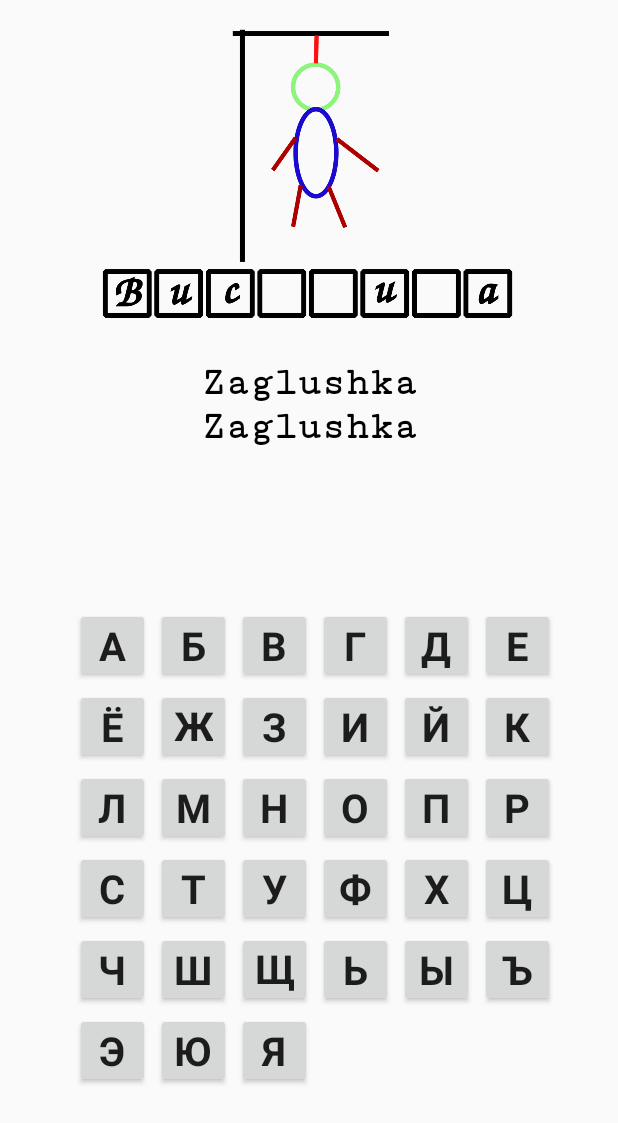
After one commit to Meownjik/Hangdroid, an Android app: the fragment LettersRuFragment placed in its activity, on a phone screen of 412 x 824 dp. The commit adds this screen. Shown: the top 1123 px of the screen. Run offline under Robolectric (Android 15) with nearby library versions, the phone set to English and light mode, and no system bars; 2 statements that could not run were skipped.

Commit message:
Russian game done

```diff
--- a/app/build.gradle
+++ b/app/build.gradle
@@ -27,7 +27,7 @@ dependencies {
     implementation 'androidx.appcompat:appcompat:1.2.0'
     implementation 'androidx.constraintlayout:constraintlayout:2.0.3'
     implementation 'androidx.legacy:legacy-support-v4:1.0.0'
-    implementation 'com.google.android:flexbox:2.0.1' //flexible layout https://github.com/google/flexbox-layout
+    //implementation 'com.google.android:flexbox:2.0.1' //flexible layout https://github.com/google/flexbox-layout
     testImplementation 'junit:junit:4.12'
     androidTestImplementation 'androidx.test.ext:junit:1.1.2'
     androidTestImplementation 'androidx.test.espresso:espresso-core:3.3.0'
--- a/app/src/main/java/com/wikia/meownjik/shibenitsa/GameActivity.java
+++ b/app/src/main/java/com/wikia/meownjik/shibenitsa/GameActivity.java
@@ -1,15 +1,76 @@
 package com.wikia.meownjik.shibenitsa;
 
 import androidx.appcompat.app.AppCompatActivity;
+import androidx.fragment.app.FragmentTransaction;
 
 import android.os.Bundle;
+import android.widget.FrameLayout;
+import android.widget.ImageView;
+import android.widget.TextView;
+import android.widget.Toast;
+
+import com.wikia.meownjik.shibenitsa.businesslogic.Game;
+import com.wikia.meownjik.shibenitsa.businesslogic.Languages;
 
 public class GameActivity extends AppCompatActivity {
-    LettersEnFragment enFragment;
+    public static final String TAG = "shibenitsaLogs";
+    private LettersRuFragment ruFragment;
+    private ImageView picture;
+    private FragmentTransaction fTrans;
+    private FrameLayout frameLayout;
+
+    private TextView wordView;
+
+    Languages lang;
+    Game game;
 
     @Override
     protected void onCreate(Bundle savedInstanceState) {
         super.onCreate(savedInstanceState);
         setContentView(R.layout.activity_game);
+        initComponents();
+    }
+
+    private void initComponents() {
+        ruFragment = new LettersRuFragment();
+        picture = (ImageView) findViewById(R.id.picture);
+        frameLayout = (FrameLayout) findViewById(R.id.frgmContainer);
+
+        Bundle passedData = getIntent().getExtras();
+        lang = Languages.getByName(passedData.getString("lang", "English"));
+
+        fTrans = getSupportFragmentManager().beginTransaction();
+        //fTrans.remove(frag2);
+        switch (lang) {
+            case RUSSIAN:
+                fTrans.add(R.id.frgmContainer, ruFragment);
+                break;
+            case ENGLISH:
+                break;
+            case UKRAINIAN:
+                break;
+            default:
+                break;
+        }
+        fTrans.commit();
+
+        wordView = (TextView) findViewById(R.id.textViewWord);
+        game = new Game(lang, passedData.getString("word"));
+        wordView.setText(game.getHiddenWord());
+    }
+
+    public void tryLetter(String letter) {
+        game.tryLetter(letter);
+        wordView.setText(game.getHiddenWord());
+        if(game.isVictory()) {
+            Toast.makeText(GameActivity.this,
+                    "Victory!!!",
+                    Toast.LENGTH_LONG).show();
+        }
+        else if (game.isVictory()) {
+            Toast.makeText(GameActivity.this,
+                    "Game over...",
+                    Toast.LENGTH_LONG).show();
+        }
     }
 }
--- /dev/null
+++ b/app/src/main/java/com/wikia/meownjik/shibenitsa/LettersRuFragment.java
@@ -0,0 +1,212 @@
+package com.wikia.meownjik.shibenitsa;
+
+import android.content.Context;
+import android.os.Bundle;
+
+import androidx.fragment.app.Fragment;
+
+import android.util.Log;
+import android.view.LayoutInflater;
+import android.view.View;
+import android.view.ViewGroup;
+import android.widget.Button;
+
+public class LettersRuFragment extends Fragment implements View.OnClickListener {
+    Button buttonA;
+    Button buttonB;
+    Button buttonV;
+    Button buttonG;
+    Button buttonD;
+    Button buttonYe;
+    Button buttonYo;
+    Button buttonZh;
+    Button buttonZ;
+    Button buttonI;
+    Button buttonJ;
+    Button buttonK;
+    Button buttonL;
+    Button buttonM;
+    Button buttonN;
+    Button buttonO;
+    Button buttonP;
+    Button buttonR;
+    Button buttonS;
+    Button buttonT;
+    Button buttonU;
+    Button buttonF;
+    Button buttonH;
+    Button buttonTs;
+    Button buttonCh;
+    Button buttonSh;
+    Button buttonShch;
+    Button buttonSoftSign;
+    Button buttonY;
+    Button buttonHardSign;
+    Button buttonE;
+    Button buttonYu;
+    Button buttonYa;
+
+    GameActivity gameActivity;
+
+    public LettersRuFragment() {
+        // Required empty public constructor
+    }
+
+
+    @Override
+    public void onAttach(Context activity) {
+        //public void onAttach(Activity activity) {
+        super.onAttach(activity);
+        Log.d(GameActivity.TAG, "LettersRuFragment onAttach()");
+    }
+
+    public void onCreate(Bundle savedInstanceState) {
+        super.onCreate(savedInstanceState);
+        Log.d(GameActivity.TAG, "LettersRuFragment onCreate()");
+    }
+
+    @Override
+    public View onCreateView(LayoutInflater inflater, ViewGroup container,
+                             Bundle savedInstanceState) {
+        gameActivity = (GameActivity) getActivity();
+
+        Log.d(GameActivity.TAG, "LettersRuFragment onCreateView()");
+
+        View view = inflater.inflate(R.layout.fragment_letters_ru, container, false);
+        buttonA = view.findViewById(R.id.buttonA);
+        buttonB = view.findViewById(R.id.buttonB);
+        buttonV = view.findViewById(R.id.buttonV);
+        buttonG = view.findViewById(R.id.buttonG);
+        buttonD = view.findViewById(R.id.buttonD);
+        buttonYe = view.findViewById(R.id.buttonYe);
+        buttonYo = view.findViewById(R.id.buttonYo);
+        buttonZh =view.findViewById(R.id.buttonZh);
+        buttonZ = view.findViewById(R.id.buttonZ);
+        buttonI = view.findViewById(R.id.buttonI);
+        buttonJ = view.findViewById(R.id.buttonJ);
+        buttonK = view.findViewById(R.id.buttonK);
+        buttonL = view.findViewById(R.id.buttonL);
+        buttonM = view.findViewById(R.id.buttonM);
+        buttonN = view.findViewById(R.id.buttonN);
+        buttonO = view.findViewById(R.id.buttonO);
+        buttonP = view.findViewById(R.id.buttonP);
+        buttonR = view.findViewById(R.id.buttonR);
+        buttonS = view.findViewById(R.id.buttonS);
+        buttonT = view.findViewById(R.id.buttonT);
+        buttonU = view.findViewById(R.id.buttonU);
+        buttonF = view.findViewById(R.id.buttonF);
+        buttonH = view.findViewById(R.id.buttonH);
+        buttonTs = view.findViewById(R.id.buttonTs);
+        buttonCh = view.findViewById(R.id.buttonCh);
+        buttonSh = view.findViewById(R.id.buttonSh);
+        buttonShch = view.findViewById(R.id.buttonShch);
+        buttonSoftSign = view.findViewById(R.id.buttonSoftSign);
+        buttonY = view.findViewById(R.id.buttonY);
+        buttonHardSign = view.findViewById(R.id.buttonHardSign);
+        buttonE = view.findViewById(R.id.buttonE);
+        buttonYu = view.findViewById(R.id.buttonYu);
+        buttonYa = view.findViewById(R.id.buttonYa);
+
+        buttonA.setOnClickListener(this);
+        buttonB.setOnClickListener(this);
+        buttonV.setOnClickListener(this);
+        buttonG.setOnClickListener(this);
+        buttonD.setOnClickListener(this);
+        buttonYe.setOnClickListener(this);
+        buttonYo.setOnClickListener(this);
+        buttonZh.setOnClickListener(this);
+        buttonZ.setOnClickListener(this);
+        buttonI.setOnClickListener(this);
+        buttonJ.setOnClickListener(this);
+        buttonK.setOnClickListener(this);
+        buttonL.setOnClickListener(this);
+        buttonM.setOnClickListener(this);
+        buttonN.setOnClickListener(this);
+        buttonO.setOnClickListener(this);
+        buttonP.setOnClickListener(this);
+        buttonR.setOnClickListener(this);
+        buttonS.setOnClickListener(this);
+        buttonT.setOnClickListener(this);
+        buttonU.setOnClickListener(this);
+        buttonF.setOnClickListener(this);
+        buttonH.setOnClickListener(this);
+        buttonTs.setOnClickListener(this);
+        buttonCh.setOnClickListener(this);
+        buttonSh.setOnClickListener(this);
+        buttonShch.setOnClickListener(this);
+        buttonSoftSign.setOnClickListener(this);
+        buttonY.setOnClickListener(this);
+        buttonHardSign.setOnClickListener(this);
+        buttonE.setOnClickListener(this);
+        buttonYu.setOnClickListener(this);
+        buttonYa.setOnClickListener(this);
+
+        // Inflate the layout for this fragment
+        return view;
+    }
+
+    @Override
+    public void onActivityCreated(Bundle savedInstanceState) {
+        super.onActivityCreated(savedInstanceState);
+        Log.d(GameActivity.TAG, "LettersRuFragment onActivityCreated()");
+    }
+
+    @Override
+    public void onStart() {
+        super.onStart();
+        Log.d(GameActivity.TAG, "LettersRuFragment onStart()");
+    }
+
+    @Override
+    public void onResume() {
+        super.onResume();
+        Log.d(GameActivity.TAG, "LettersRuFragment onResume()");
+    }
+
+    @Override
+    public void onPause() {
+        super.onPause();
+        Log.d(GameActivity.TAG, "LettersRuFragment onPause()");
+    }
+
+    @Override
+    public void onStop() {
+        super.onStop();
+        Log.d(GameActivity.TAG, "LettersRuFragment onStop()");
+    }
+
+    @Override
+    public void onDestroyView() {
+        super.onDestroyView();
+        Log.d(GameActivity.TAG, "LettersRuFragment onDestroyView()");
+    }
+
+    @Override
+    public void onDestroy() {
+        super.onDestroy();
+        Log.d(GameActivity.TAG, "LettersRuFragment onDestroy()");
+    }
+
+    @Override
+    public void onDetach() {
+        super.onDetach();
+        Log.d(GameActivity.TAG, "LettersRuFragment onDetach()");
+    }
+
+
+
+    private void initListeners() {
+        Button b = (Button) getView().findViewById(R.id.buttonA);
+        b.setOnClickListener(this);
+    }
+
+    @Override
+    public void onClick(View view) {
+        int id = view.getId();
+        Button button = (Button) view.findViewById(id);
+        String letter = button.getText().toString();
+        Log.d(GameActivity.TAG, "id = "+ id + ", letter = " + letter);
+        button.setEnabled(false);
+        gameActivity.tryLetter(letter);
+    }
+}
--- a/app/src/main/res/layout/activity_game.xml
+++ b/app/src/main/res/layout/activity_game.xml
@@ -8,7 +8,7 @@
     <ImageView
         android:id="@+id/picture"
         android:layout_width="0dp"
-        android:layout_height="251dp"
+        android:layout_height="200dp"
         android:layout_marginStart="16dp"
         android:layout_marginLeft="16dp"
         android:layout_marginTop="16dp"
@@ -42,14 +42,24 @@
         app:layout_constraintTop_toBottomOf="@+id/picture"
         android:text="Zaglushka Zaglushka" />
 
-    <fragment
-        android:id="@+id/fragmentLetters"
-        android:name="com.wikia.meownjik.shibenitsa.LettersEnFragment"
+<!--    <fragment-->
+<!--        android:id="@+id/fragmentLetters"-->
+<!--        android:name="com.wikia.meownjik.shibenitsa.LettersRuFragment"-->
+<!--        android:layout_width="0dp"-->
+<!--        android:layout_height="0dp"-->
+<!--        app:layout_constraintBottom_toBottomOf="parent"-->
+<!--        app:layout_constraintEnd_toEndOf="parent"-->
+<!--        app:layout_constraintStart_toStartOf="parent"-->
+<!--        app:layout_constraintTop_toBottomOf="@+id/textViewWord"-->
+<!--        tools:layout="@layout/fragment_letters_ru" />-->
+
+    <FrameLayout
+        android:id="@+id/frgmContainer"
         android:layout_width="0dp"
         android:layout_height="0dp"
         app:layout_constraintBottom_toBottomOf="parent"
         app:layout_constraintEnd_toEndOf="parent"
         app:layout_constraintStart_toStartOf="parent"
-        app:layout_constraintTop_toBottomOf="@+id/textViewWord"
-        tools:layout="@layout/fragment_letters_en" />
+        app:layout_constraintTop_toBottomOf="@+id/textViewWord" />
+
 </androidx.constraintlayout.widget.ConstraintLayout>
--- a/app/src/main/res/layout/fragment_letters_en.xml
+++ b/app/src/main/res/layout/fragment_letters_ru.xml
@@ -4,7 +4,7 @@
     xmlns:tools="http://schemas.android.com/tools"
     android:layout_width="match_parent"
     android:layout_height="match_parent"
-    tools:context=".LettersEnFragment">
+    tools:context=".LettersRuFragment">
 
 <androidx.constraintlayout.widget.ConstraintLayout
     android:layout_centerInParent="true"
```
Also changed, not shown: app/src/main/java/com/wikia/meownjik/shibenitsa/InputWordActivity.java (+7 -1 lines), app/src/main/java/com/wikia/meownjik/shibenitsa/LettersEnFragment.java (deleted, +0 -90 lines), app/src/main/java/com/wikia/meownjik/shibenitsa/businesslogic/Game.java (+5 -4 lines).
